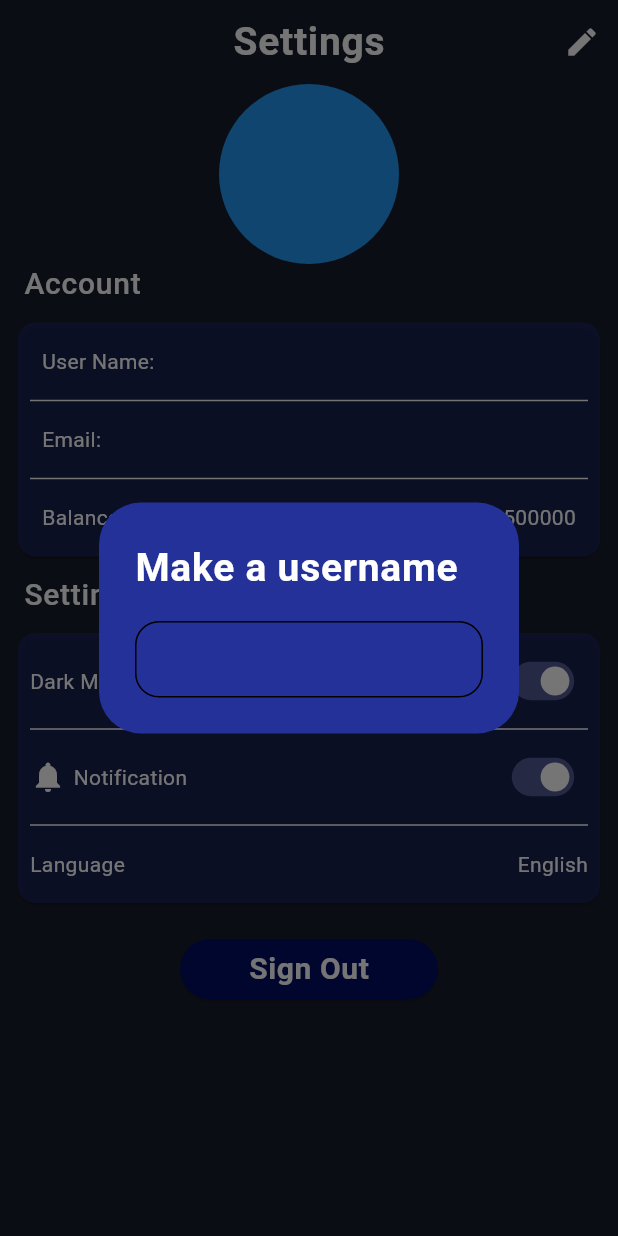
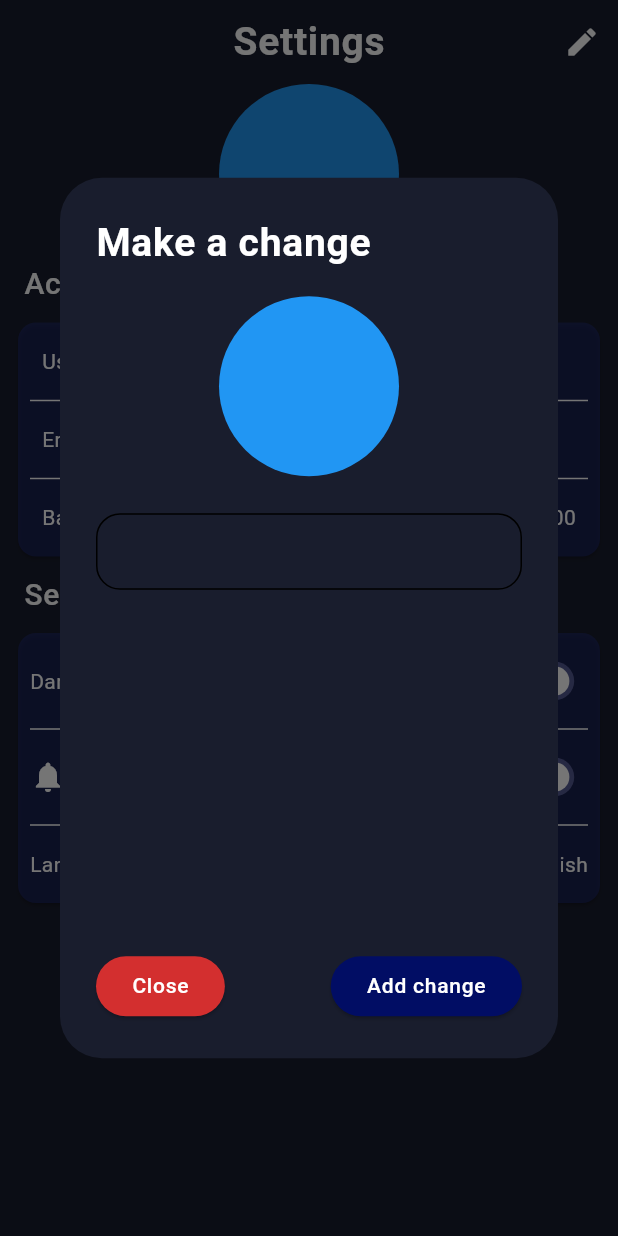
Before and after one commit to rostikKalabishka/CryptoApp, a Flutter app: the SettingsPage screen opened directly, after a tap on the "edit" icon, on a phone screen of 412 x 824 dp. Run offline on Flutter 3.47's test engine with Material 3 defaults, Android fonts, the phone set to English and light mode, and no system bars; our stand-ins replace auto_route, bloc, bloc_concurrency, cloud_firestore, dio, equatable and 8 more; accounts and stored records are empty; network calls fail.

Commit message:
added a method for adding and removing coins from the portfolio, changed the alert dialog

```diff
--- a/lib/futures/portfolio/bloc/portfolio_bloc.dart
+++ b/lib/futures/portfolio/bloc/portfolio_bloc.dart
@@ -24,9 +24,9 @@ class PortfolioBloc extends Bloc<PortfolioEvent, PortfolioState> {
     try {
       final userInfo = await abstractDataStorageRepository.getUserInfo();
       emit(PortfolioLoaded(
-        portfolioName: userInfo.portfolioName,
-        portfolioList: [],
-      ));
+          portfolioName: userInfo.portfolioName, portfolioList: []
+          //userInfo.portfolio as List<CoinUserData>,
+          ));
     } catch (e) {
       emit(PortfolioFailure(error: e));
     }
--- a/lib/futures/portfolio/model/coin_user_data.dart
+++ b/lib/futures/portfolio/model/coin_user_data.dart
@@ -1,21 +1,29 @@
 import 'package:equatable/equatable.dart';
+import 'package:json_annotation/json_annotation.dart';
+part 'coin_user_data.g.dart';
 
+@JsonSerializable(fieldRename: FieldRename.snake, explicitToJson: true)
 class CoinUserData extends Equatable {
   final String cryptocurrencyName;
   final double priceCurrent;
-  // final String image;
-  // final int rank;
-  // final double priceWhichBought;
+  final String id;
+  final String image;
+  final int rank;
+  final double priceWhichBought;
   const CoinUserData({
     required this.cryptocurrencyName,
     required this.priceCurrent,
-    // required this.image,
-    // required this.rank,
-    // required this.priceWhichBought,
+    required this.id,
+    required this.image,
+    required this.rank,
+    required this.priceWhichBought,
   });
   @override
-  List<Object?> get props => [
-        cryptocurrencyName, priceCurrent,
-        // image, rank, priceWhichBought
-      ];
+  List<Object?> get props =>
+      [cryptocurrencyName, priceCurrent, image, rank, priceWhichBought, id];
+
+  factory CoinUserData.fromJson(Map<String, dynamic> json) =>
+      _$CoinUserDataFromJson(json);
+
+  Map<String, dynamic> toJson() => _$CoinUserDataToJson(this);
 }
--- a/lib/futures/settings/view/settings.dart
+++ b/lib/futures/settings/view/settings.dart
@@ -34,7 +34,7 @@ class _SettingsPageState extends State<SettingsPage> {
               actions: [
                 IconButton(
                     onPressed: () async {
-                      await openDialog(context);
+                      await openDialog(context, state);
                     },
                     icon: const Icon(Icons.edit))
               ],
@@ -234,24 +234,88 @@ class _SettingsPageState extends State<SettingsPage> {
     );
   }
 
-  Future openDialog(BuildContext context) => showDialog(
+  Future openDialog(BuildContext context, SettingsState state) => showDialog(
       context: context,
       builder: (context) {
         final theme = Theme.of(context);
         return AlertDialog(
-          backgroundColor: theme.dialogBackgroundColor,
+          backgroundColor: theme.scaffoldBackgroundColor,
           title: Text(
-            'Make a username',
+            'Make a change',
             style: theme.textTheme.bodyLarge,
           ),
-          content: TextFormField(
+          actions: [
+            Row(
+              mainAxisAlignment: MainAxisAlignment.spaceBetween,
+              children: [
+                ElevatedButton(
+                  style: ElevatedButton.styleFrom(
+                      backgroundColor: Colors.red[700]),
+                  onPressed: () {
+                    AutoRouter.of(context).pop();
+                  },
+                  child: Text(
+                    'Close',
+                    style: theme.textTheme.labelMedium?.copyWith(fontSize: 14),
+                  ),
+                ),
+                ElevatedButton(
+                    onPressed: () {},
+                    child: Text(
+                      'Add change',
+                      style:
+                          theme.textTheme.labelMedium?.copyWith(fontSize: 14),
+                    ))
+              ],
+            )
+          ],
+          content: SizedBox(
+            width: MediaQuery.of(context).size.width * 0.8,
+            height: MediaQuery.of(context).size.height * 0.5,
+            child: Column(
+              children: [
+                InkWell(
+                  radius: 60,
+                  onTap: () {},
+                  child: state.image.isEmpty
+                      ? CircleAvatar(
+                          backgroundColor: Colors.blue,
+                          radius: 60,
+                          child: Text(
+                            state.charForAvatar,
+                            style: theme.textTheme.bodyLarge
+                                ?.copyWith(fontSize: 62),
+                          ),
+                        )
+                      : CircleAvatar(
+                          radius: 60,
+                          child: ClipOval(
+                            child: Image.network(
+                              state.image,
+                              fit: BoxFit.cover,
+                            ),
+                          ),
+                        ),
+                ),
+                SizedBox(
+                  height: MediaQuery.of(context).size.height * 0.03,
+                ),
+                TextFormField(
                   style: theme.textTheme.bodySmall,
                   decoration: InputDecoration(
                     hintStyle: TextStyle(color: theme.hintColor),
                     border: const OutlineInputBorder(
                         borderRadius: BorderRadius.all(Radius.circular(16))),
                     enabledBorder: const OutlineInputBorder(
-                      borderRadius: BorderRadius.all(Radius.circular(16.0))))),
+                      borderRadius: BorderRadius.all(
+                        Radius.circular(16.0),
+                      ),
+                    ),
+                  ),
+                ),
+              ],
+            ),
+          ),
         );
       });
 }
--- a/lib/repository/auth/auth_repository.dart
+++ b/lib/repository/auth/auth_repository.dart
@@ -150,7 +150,7 @@ class AuthRepository implements AbstractAuthRepository {
               email: googleUser.email,
               username: googleUser.displayName ?? '',
               uid: uid,
-              portfolio: const [],
+              portfolio: const <CoinUserData>[],
               profileImage: googleUser.photoUrl,
             );
 
```
Also changed, not shown: lib/futures/portfolio/portfolio_mode/view/portfolio_mode.dart (+58 -7 lines), lib/repository/crypto_coin/crypto_coins_repository.dart (+7 -8 lines), lib/repository/data_storage_repository/abstract_data_storage_repository.dart (+10 -0 lines), lib/repository/data_storage_repository/data_storage_repository.dart (+59 -0 lines), lib/futures/portfolio/model/coin_user_data.g.dart (added). Lines whose indentation alone changed are shown as unchanged.
